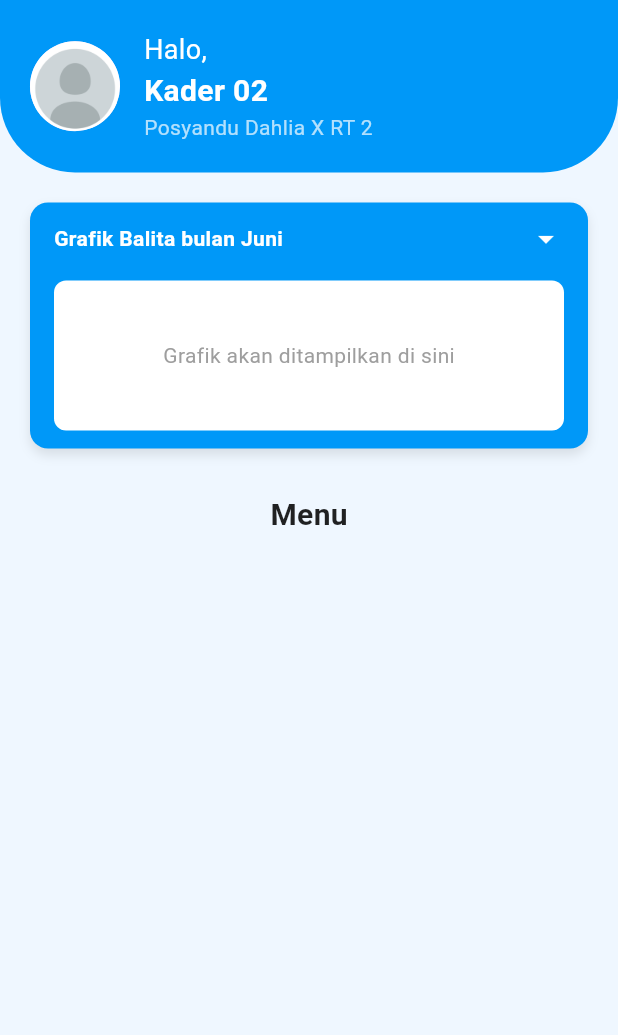
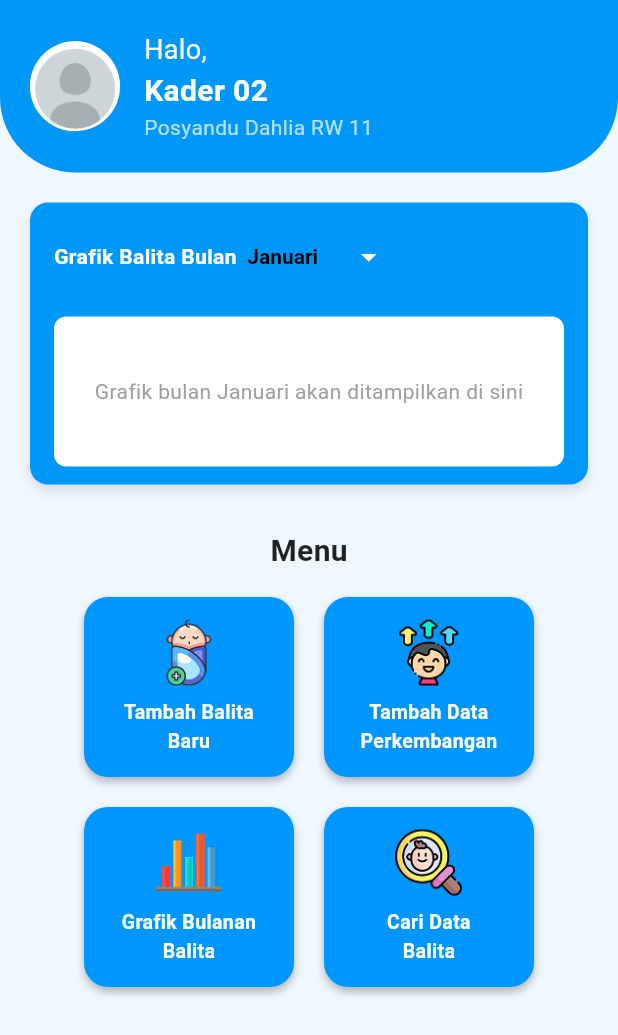
Before and after one commit to Defarrel/Posyandu_app, a Flutter app: the HomeScreen screen opened directly, on a phone screen of 412 x 824 dp. Shown: the top 1035 px of the screen. Run offline on Flutter 3.47's test engine with Material 3 defaults, Android fonts, the phone set to English and light mode, and no system bars; our stand-ins replace dartz, flutter_secure_storage; accounts and stored records are empty.

Commit message:
Menambahklan button menu dan iconnya

```diff
--- a/lib/core/components/button.dart
+++ b/lib/core/components/button.dart
@@ -17,7 +17,7 @@ class MenuButton extends StatefulWidget {
 }
 
 class _MenuButtonState extends State<MenuButton> {
-  bool _isHovered = false; // Status hover
+  bool _isHovered = false;
 
   @override
   Widget build(BuildContext context) {
@@ -47,12 +47,8 @@ class _MenuButtonState extends State<MenuButton> {
           child: Column(
             mainAxisAlignment: MainAxisAlignment.center,
             children: [
-              Image.asset(
-                widget.imagePath,
-                width: 45,
-                height: 45,
-                color: Colors.white,
-              ),
+              // Jangan tambahkan "color: Colors.white"
+              Image.asset(widget.imagePath, width: 45, height: 45),
               const SizedBox(height: 8),
               Text(
                 widget.title,
--- a/lib/presentation/home/home_screen.dart
+++ b/lib/presentation/home/home_screen.dart
@@ -1,3 +1,4 @@
+import '/core/components/button.dart';
 import 'package:flutter/material.dart';
 
 class HomeScreen extends StatefulWidget {
@@ -8,6 +9,23 @@ class HomeScreen extends StatefulWidget {
 }
 
 class _HomeScreenState extends State<HomeScreen> {
+  final List<String> _bulanList = [
+    'Januari',
+    'Februari',
+    'Maret',
+    'April',
+    'Mei',
+    'Juni',
+    'Juli',
+    'Agustus',
+    'September',
+    'Oktober',
+    'November',
+    'Desember',
+  ];
+
+  String _bulanDipilih = 'Januari';
+
   @override
   Widget build(BuildContext context) {
     return Scaffold(
@@ -15,7 +33,7 @@ class _HomeScreenState extends State<HomeScreen> {
       body: SafeArea(
         child: Column(
           children: [
-            // ======== HEADER BIRU DENGAN PROFIL ========
+            // ======== HEADER ========
             Container(
               width: double.infinity,
               decoration: const BoxDecoration(
@@ -28,23 +46,17 @@ class _HomeScreenState extends State<HomeScreen> {
               padding: const EdgeInsets.symmetric(horizontal: 20, vertical: 20),
               child: Row(
                 children: [
-                  // Foto profil
                   const CircleAvatar(
                     radius: 30,
-                    backgroundImage: AssetImage('lib/core/assets/profile.jpg'), // ganti sesuai aset kamu
+                    backgroundImage: AssetImage('lib/core/assets/profile.jpg'),
                   ),
                   const SizedBox(width: 16),
-
-                  // Teks halo dan info kader
                   Column(
                     crossAxisAlignment: CrossAxisAlignment.start,
                     children: const [
                       Text(
                         'Halo,',
-                        style: TextStyle(
-                          fontSize: 18,
-                          color: Colors.white,
-                        ),
+                        style: TextStyle(fontSize: 18, color: Colors.white),
                       ),
                       Text(
                         'Kader 02',
@@ -55,11 +67,8 @@ class _HomeScreenState extends State<HomeScreen> {
                         ),
                       ),
                       Text(
-                        'Posyandu Dahlia X RT 2',
-                        style: TextStyle(
-                          fontSize: 14,
-                          color: Colors.white70,
-                        ),
+                        'Posyandu Dahlia RW 11',
+                        style: TextStyle(fontSize: 14, color: Colors.white70),
                       ),
                     ],
                   ),
@@ -69,7 +78,7 @@ class _HomeScreenState extends State<HomeScreen> {
 
             const SizedBox(height: 20),
 
-            // ======== KARTU GRAFIK BALITA ========
+            // ======== KARTU GRAFIK ========
             Padding(
               padding: const EdgeInsets.symmetric(horizontal: 20),
               child: Container(
@@ -85,38 +94,67 @@ class _HomeScreenState extends State<HomeScreen> {
                     ),
                   ],
                 ),
-                padding:
-                    const EdgeInsets.symmetric(horizontal: 16, vertical: 12),
+                padding: const EdgeInsets.symmetric(
+                  horizontal: 16,
+                  vertical: 12,
+                ),
                 child: Column(
                   crossAxisAlignment: CrossAxisAlignment.start,
                   children: [
-                    // Judul kartu
+                    // ======== TITLE + DROPDOWN ========
                     Row(
-                      mainAxisAlignment: MainAxisAlignment.spaceBetween,
-                      children: const [
-                        Text(
-                          'Grafik Balita bulan Juni',
+                      children: [
+                        const Text(
+                          'Grafik Balita Bulan',
                           style: TextStyle(
                             color: Colors.white,
                             fontWeight: FontWeight.bold,
                           ),
                         ),
-                        Icon(Icons.arrow_drop_down, color: Colors.white),
+                        const SizedBox(width: 7),
+                        DropdownButton<String>(
+                          value: _bulanDipilih,
+                          dropdownColor: Colors.white,
+                          borderRadius: BorderRadius.circular(8),
+                          style: const TextStyle(
+                            color: Color.fromARGB(255, 0, 0, 0),
+                            fontWeight: FontWeight.bold,
+                          ),
+                          underline: const SizedBox(),
+                          icon: const Icon(
+                            Icons.arrow_drop_down,
+                            color: Colors.white,
+                          ),
+                          items: _bulanList
+                              .map(
+                                (bulan) => DropdownMenuItem<String>(
+                                  value: bulan,
+                                  child: Text(bulan),
+                                ),
+                              )
+                              .toList(),
+                          onChanged: (value) {
+                            setState(() {
+                              _bulanDipilih = value!;
+                            });
+                          },
+                        ),
                       ],
                     ),
+
                     const SizedBox(height: 16),
 
-                    // Placeholder grafik (belum ada Chart)
+                    // ======== GRAFIK (placeholder) ========
                     Container(
                       height: 100,
                       decoration: BoxDecoration(
                         color: Colors.white,
                         borderRadius: BorderRadius.circular(8),
                       ),
-                      child: const Center(
+                      child: Center(
                         child: Text(
-                          'Grafik akan ditampilkan di sini',
-                          style: TextStyle(color: Colors.grey),
+                          'Grafik bulan $_bulanDipilih akan ditampilkan di sini',
+                          style: const TextStyle(color: Colors.grey),
                         ),
                       ),
                     ),
@@ -127,7 +165,7 @@ class _HomeScreenState extends State<HomeScreen> {
 
             const SizedBox(height: 30),
 
-            // ======== JUDUL MENU ========
+            // ======== MENU ========
             const Text(
               'Menu',
               style: TextStyle(
@@ -136,6 +174,44 @@ class _HomeScreenState extends State<HomeScreen> {
                 color: Colors.black87,
               ),
             ),
+            const SizedBox(height: 16),
+
+            // ======== GRID MENU BUTTON ========
+            Wrap(
+              spacing: 20,
+              runSpacing: 20,
+              alignment: WrapAlignment.center,
+              children: [
+                MenuButton(
+                  title: "Tambah Balita\nBaru",
+                  imagePath: "lib/core/assets/tambahbalita.png",
+                  onTap: () {
+                    print("Tambah Balita Baru diklik");
+                  },
+                ),
+                MenuButton(
+                  title: "Tambah Data\nPerkembangan",
+                  imagePath: "lib/core/assets/perkembangan.png",
+                  onTap: () {
+                    print("Tambah Data Perkembangan diklik");
+                  },
+                ),
+                MenuButton(
+                  title: "Grafik Bulanan\nBalita",
+                  imagePath: "lib/core/assets/grafik.png",
+                  onTap: () {
+                    print("Grafik Bulanan Balita diklik");
+                  },
+                ),
+                MenuButton(
+                  title: "Cari Data\nBalita",
+                  imagePath: "lib/core/assets/caridata.png",
+                  onTap: () {
+                    print("Cari Data Balita diklik");
+                  },
+                ),
+              ],
+            ),
           ],
         ),
       ),
```
Also changed, not shown: lib/core/assets/caridata.png (added), lib/core/assets/grafik.png (added), lib/core/assets/perkembangan.png (added), lib/core/assets/tambahbalita.png (added).
